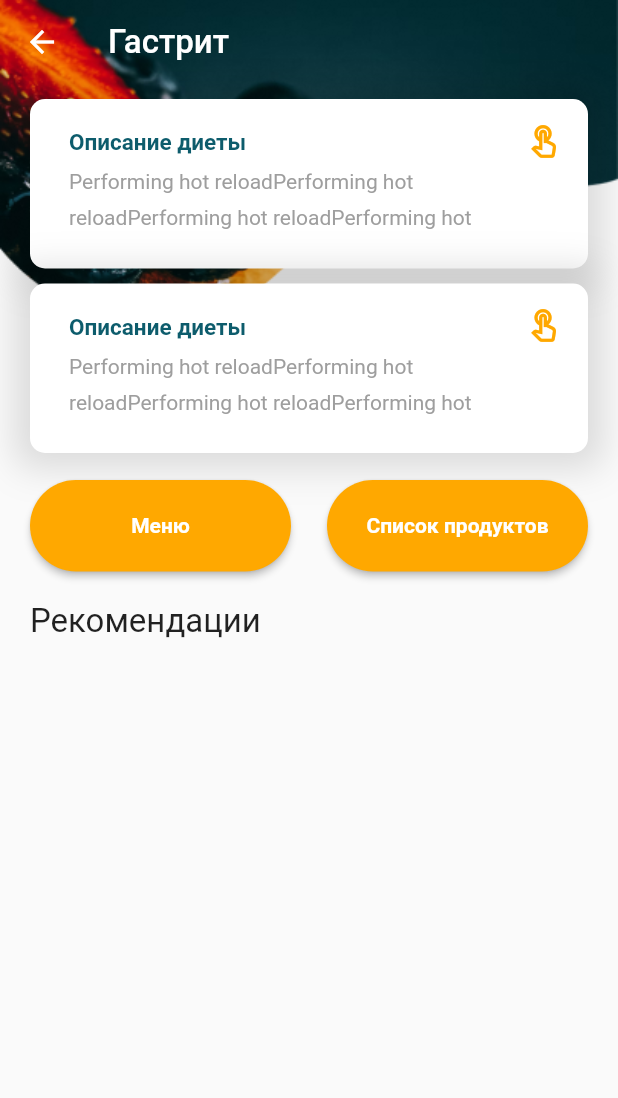
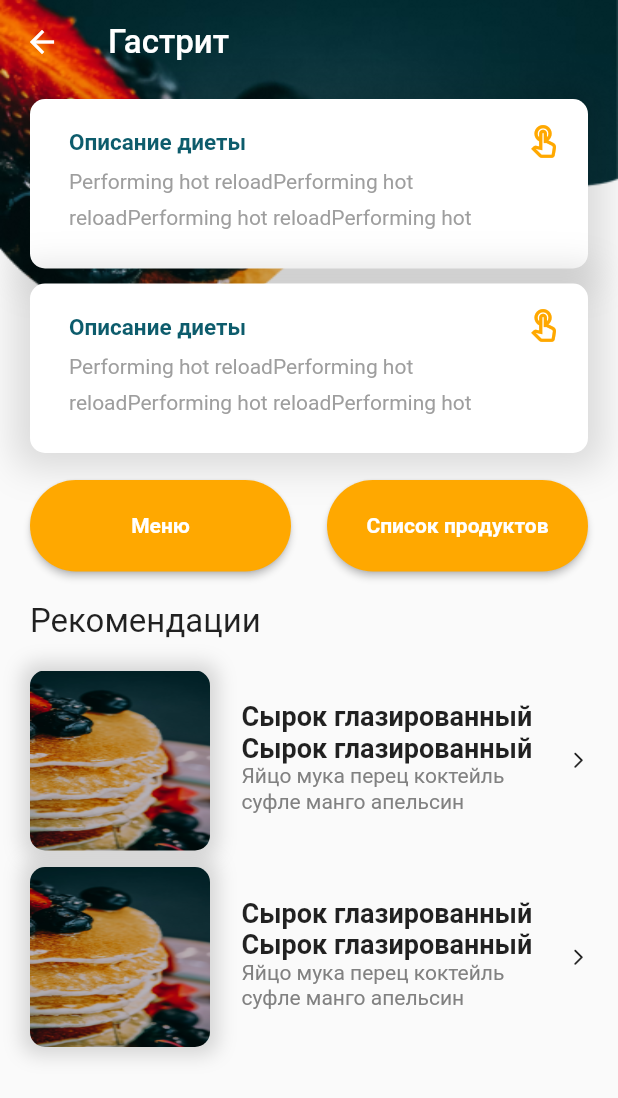
Before and after one commit to asg1997/Diet_List_Flutter, a Flutter app: the MainScreen screen opened by its route, on a phone screen of 412 x 824 dp. Shown: the top 1098 px of the screen. Run offline on Flutter 3.47's test engine with Material 2 defaults, Android fonts, the light colour scheme and no system bars.

Commit message:
Экран главный

```diff
--- /dev/null
+++ b/lib/Components/custom_list.dart
@@ -0,0 +1,23 @@
+import 'package:diet_list_flutter/Components/menu_cell.dart';
+import 'package:flutter/material.dart';
+
+class CustomListView extends StatefulWidget {
+  const CustomListView({Key? key}) : super(key: key);
+
+  @override
+  _CustomListViewState createState() => _CustomListViewState();
+}
+
+class _CustomListViewState extends State<CustomListView> {
+  @override
+  Widget build(BuildContext context) {
+    return ListView.builder(
+        padding: const EdgeInsets.only(top: 9),
+        itemCount: 2,
+        itemBuilder: (BuildContext context, int index) {
+          return MenuCell(
+          );
+        }
+    );
+  }
+}
--- /dev/null
+++ b/lib/Components/menu_cell.dart
@@ -0,0 +1,81 @@
+import 'package:flutter/material.dart';
+
+class MenuCell extends StatefulWidget {
+  const MenuCell({Key? key}) : super(key: key);
+
+  @override
+  _MenuCellState createState() => _MenuCellState();
+}
+
+class _MenuCellState extends State<MenuCell> {
+  @override
+  Widget build(BuildContext context) {
+    return GestureDetector(
+      onTap: () {
+        Navigator.pushNamed(context, '/RecipeScreen');
+      },
+      child: Container(
+        height: 120,
+        width: 354,
+        margin: EdgeInsets.only(top: 11),
+        decoration: BoxDecoration(
+        color: Colors.transparent,
+          borderRadius: BorderRadius.circular(10),
+        ),
+        child: Row(
+          children: [
+            // картинка
+            Container(
+              height: 120,
+              width: 120,
+              decoration: BoxDecoration(
+                borderRadius: BorderRadius.circular(10),
+                boxShadow: [
+                  BoxShadow(
+                    offset: Offset.zero,
+                    color: Colors.black.withOpacity(0.15),
+                    spreadRadius: 5,
+                    blurRadius: 10,
+                  )
+                ],
+                image: DecorationImage(
+                  image: AssetImage('assets/osnovnoi.png'),
+                  fit: BoxFit.fill
+                )
+              ),
+            ),
+            // текст ячейки
+            Expanded(
+              child: Padding(
+                padding: const EdgeInsets.only(top: 20, right: 7, left: 21, bottom: 20),
+                child: Column(
+                  children: [
+                    Text('Сырок глазированный Сырок глазированный Сырок глазированный ',
+                      style: TextStyle(
+                       fontSize: 18,
+                       fontWeight: FontWeight.bold,
+                      ),
+                      maxLines: 2,
+                    ),
+                    /*SizedBox(height: 5,),*/
+                    Text('Яйцо мука перец коктейль суфле манго апельсин',
+                      style: TextStyle(
+                        fontSize: 14,
+                        height: 1.2,
+                        color: Color.fromRGBO(129, 129, 129, 1)
+                      ),
+                      maxLines: 2,
+                    ),
+                  ],
+                ),
+              )
+            ),
+            // иконка стрелка
+            Icon(Icons.arrow_forward_ios_rounded,
+            size: 13,)
+          ],
+        ),
+      ),
+    );
+  }
+}
--- a/lib/Screens/main_screen.dart
+++ b/lib/Screens/main_screen.dart
@@ -1,5 +1,6 @@
 import 'package:diet_list_flutter/Components/button.dart';
 import 'package:diet_list_flutter/Components/custom_app_bar.dart';
+import 'package:diet_list_flutter/Components/custom_list.dart';
 import 'package:flutter/material.dart';
 
 class MainScreen extends StatefulWidget {
@@ -62,7 +63,8 @@ class _MainScreenState extends State<MainScreen> {
                       )
                     ),
                   ),
-
+                  Expanded(
+                      child: CustomListView())
                 ],
               ),
             ),
@@ -74,7 +76,6 @@ class _MainScreenState extends State<MainScreen> {
 
 
 
-  // TODO: - Реализовать нажатие
   Widget discriptionTile() {
     return GestureDetector( onTap: () {
       print('dgdfgdfgfd');
--- a/lib/Screens/search_diet_screen.dart
+++ b/lib/Screens/search_diet_screen.dart
@@ -39,6 +39,7 @@ class _SearchDietScreenState extends State<SearchDietScreen> {
                   // можно вызвать параметры в скобках и изменить текст или цвет или и то, и другое
                   Button(
                     buttonTitle: 'Далее',
+                    routeName: '/MainScreen',
                   )
                 ],
               )
```
